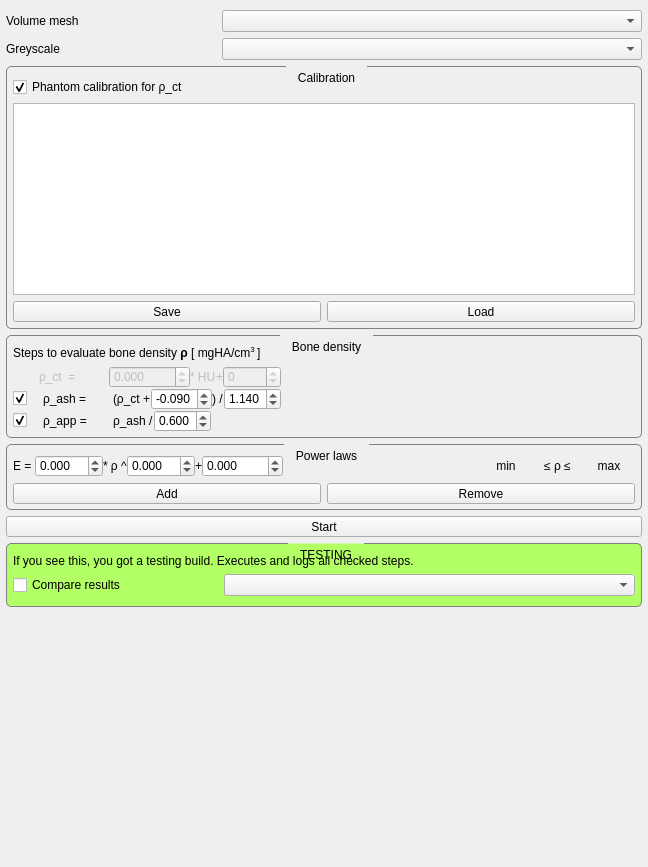
araex/mitk-gem, file src/internal/MaterialMappingViewControls.ui: the form before one commit.
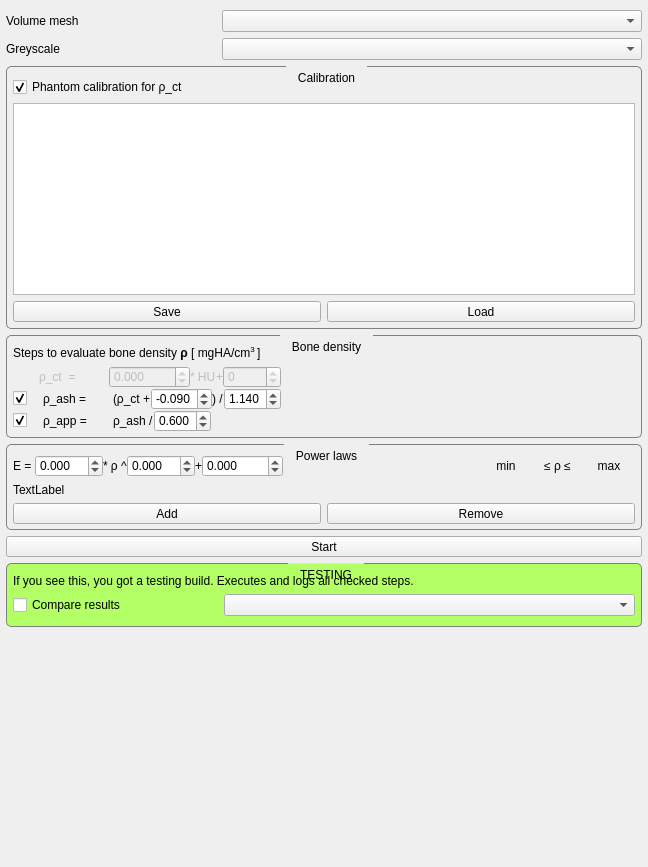
The form after the commit. Custom widgets are drawn as their Qt base class.

Commit message: implemented power law widget programatically

```diff
--- a/src/internal/MaterialMappingViewControls.ui
+++ b/src/internal/MaterialMappingViewControls.ui
@@ -855,6 +855,34 @@
           </layout>
          </widget>
         </item>
+        <item>
+         <widget class="QWidget" name="powerLawWidgets" native="true">
+          <property name="styleSheet">
+           <string notr="true">QLabel {
+	font: small &quot;Courier New&quot;;
+}
+
+QDoubleSpinBox {
+	font: small &quot;Courier New&quot;;
+}</string>
+          </property>
+          <layout class="QVBoxLayout" name="verticalLayout_10">
+           <property name="spacing">
+            <number>0</number>
+           </property>
+           <property name="margin">
+            <number>0</number>
+           </property>
+           <item>
+            <widget class="QLabel" name="label_21">
+             <property name="text">
+              <string>TextLabel</string>
+             </property>
+            </widget>
+           </item>
+          </layout>
+         </widget>
+        </item>
         <item>
          <layout class="QHBoxLayout" name="horizontalLayout_16">
           <property name="topMargin">
```
Left out of the diff: 4 changed lines with no effect on the pictures. The commit also changes 5 other files.
